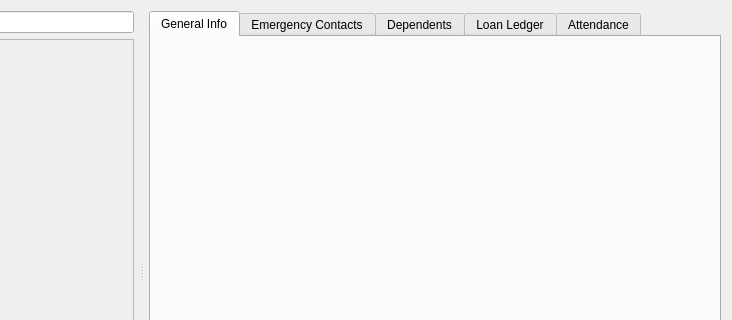
Old version of the form UI/Dialogs/employee_details_widget.ui in the repository Justin-Kuchmy/JustPay_App; both pictures show x 180 to 912 and y 0 to 320 of the 912 by 541 pixel window.
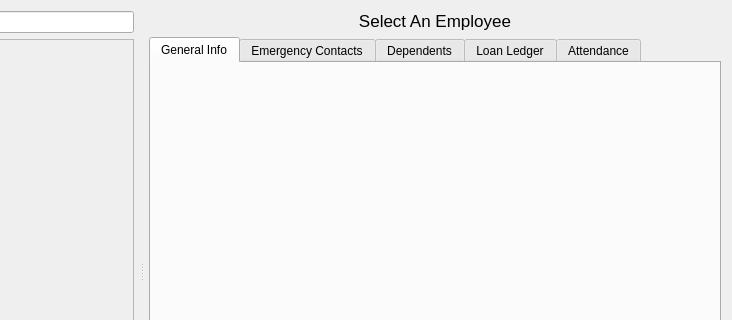
New version of the form.

The edit to the form file:
```diff
--- a/UI/Dialogs/employee_details_widget.ui
+++ b/UI/Dialogs/employee_details_widget.ui
@@ -50,6 +50,21 @@
      </widget>
      <widget class="QWidget" name="EmployeeDetailsWidgetPanel">
       <layout class="QVBoxLayout" name="verticalLayoutRight">
+       <item>
+        <widget class="QLabel" name="employeeNameLabel">
+         <property name="font">
+          <font>
+           <pointsize>13</pointsize>
+          </font>
+         </property>
+         <property name="text">
+          <string>Select An Employee</string>
+         </property>
+         <property name="alignment">
+          <set>Qt::AlignCenter</set>
+         </property>
+        </widget>
+       </item>
        <item>
         <widget class="QTabWidget" name="employeeTabs">
          <property name="currentIndex">
```
